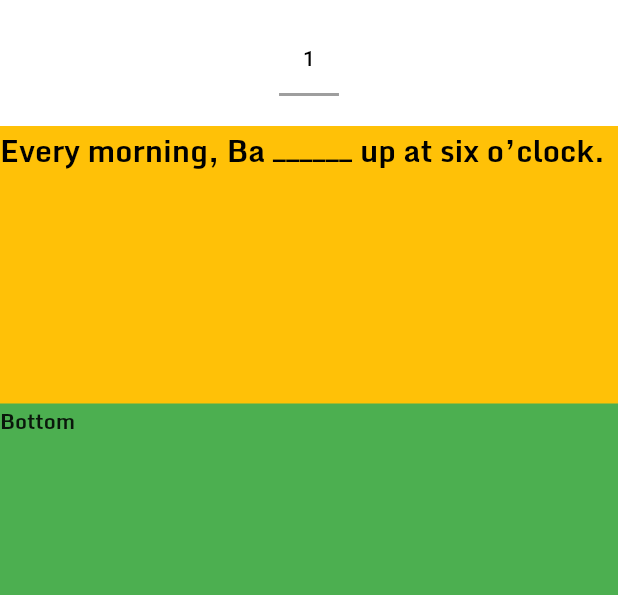
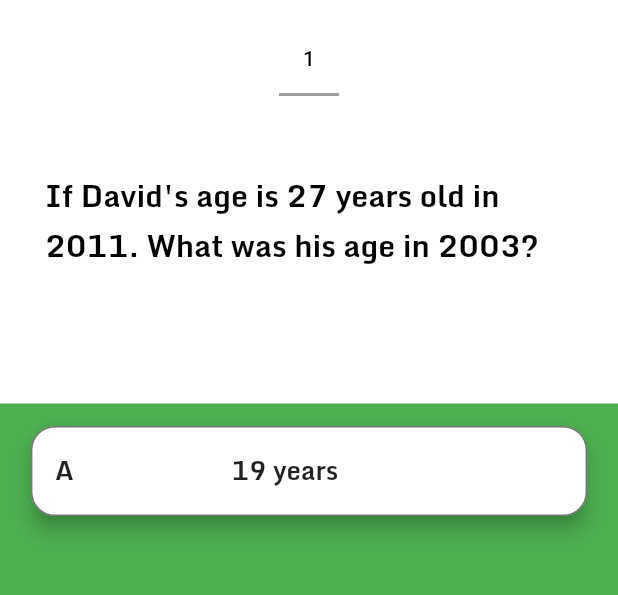
Before and after one commit to nguyenbinhanltv/EnQ, a Flutter app: the Quiz screen opened by its route, on a phone screen of 412 x 824 dp, the part 60-655 px from its top. Run offline on Flutter 3.47's test engine with Material 2 defaults, Android fonts, the phone set to English and light mode, and no system bars; our stand-ins replace animated_text_kit, firebase_auth, flutter_spinkit, flutter_svg, google_sign_in; accounts and stored records are empty.

Commit message:
button answer and title of quiz page

```diff
--- a/lib/const/style.dart
+++ b/lib/const/style.dart
@@ -18,7 +18,6 @@ const TitleStyle = TextStyle(
 const ScriptStyle = TextStyle(
   color: Colors.black,
   fontWeight: FontWeight.normal,
-  decoration: TextDecoration.none,
   fontSize: MediumText,
   fontFamily: FontName,
 );
--- a/lib/pages/quiz.dart
+++ b/lib/pages/quiz.dart
@@ -1,6 +1,5 @@
 import 'package:EnQ/const/size_config.dart';
 import 'package:EnQ/const/style.dart';
-import 'package:flutter/gestures.dart';
 import 'package:flutter/material.dart';
 import 'package:flutter_svg/svg.dart';
 import 'package:EnQ/services/question_service.dart';
@@ -18,101 +17,6 @@ class _QuizState extends State<Quiz> {
       '1',
       textAlign: TextAlign.center,
     )),
-    // new Tab(
-    //     child: Text(
-    //   '2',
-    //   textAlign: TextAlign.center,
-    // )),
-    // new Tab(
-    //     child: Text(
-    //   '3',
-    //   textAlign: TextAlign.center,
-    // )),
-    // new Tab(
-    //     child: Text(
-    //   '4',
-    //   textAlign: TextAlign.center,
-    // )),
-    // new Tab(
-    //     child: Text(
-    //   '5',
-    //   textAlign: TextAlign.center,
-    // )),
-    // new Tab(
-    //     child: Text(
-    //   '6',
-    //   textAlign: TextAlign.center,
-    // )),
-    // new Tab(
-    //     child: Text(
-    //   '7',
-    //   textAlign: TextAlign.center,
-    // )),
-    // new Tab(
-    //     child: Text(
-    //   '8',
-    //   textAlign: TextAlign.center,
-    // )),
-    // new Tab(
-    //     child: Text(
-    //   '9',
-    //   textAlign: TextAlign.center,
-    // )),
-    // new Tab(
-    //     child: Text(
-    //   '10',
-    //   textAlign: TextAlign.center,
-    // )),
-    // new Tab(
-    //     child: Text(
-    //   '11',
-    //   textAlign: TextAlign.center,
-    // )),
-    // new Tab(
-    //     child: Text(
-    //   '12',
-    //   textAlign: TextAlign.center,
-    // )),
-    // new Tab(
-    //     child: Text(
-    //   '13',
-    //   textAlign: TextAlign.center,
-    // )),
-    // new Tab(
-    //     child: Text(
-    //   '14',
-    //   textAlign: TextAlign.center,
-    // )),
-    // new Tab(
-    //     child: Text(
-    //   '15',
-    //   textAlign: TextAlign.center,
-    // )),
-    // new Tab(
-    //     child: Text(
-    //   '16',
-    //   textAlign: TextAlign.center,
-    // )),
-    // new Tab(
-    //     child: Text(
-    //   '17',
-    //   textAlign: TextAlign.center,
-    // )),
-    // new Tab(
-    //     child: Text(
-    //   '18',
-    //   textAlign: TextAlign.center,
-    // )),
-    // new Tab(
-    //     child: Text(
-    //   '19',
-    //   textAlign: TextAlign.center,
-    // )),
-    // new Tab(
-    //     child: Text(
-    //   '20',
-    //   textAlign: TextAlign.center,
-    // )),
   ];
 
   List<Icon> tabView = [
@@ -120,82 +24,6 @@ class _QuizState extends State<Quiz> {
       Icons.notifications,
       color: Colors.black,
     ),
-    // new Icon(
-    //   Icons.notifications,
-    //   color: Colors.black,
-    // ),
-    // new Icon(
-    //   Icons.notifications,
-    //   color: Colors.black,
-    // ),
-    // new Icon(
-    //   Icons.notifications,
-    //   color: Colors.black,
-    // ),
-    // new Icon(
-    //   Icons.notifications,
-    //   color: Colors.black,
-    // ),
-    // new Icon(
-    //   Icons.notifications,
-    //   color: Colors.black,
-    // ),
-    // new Icon(
-    //   Icons.notifications,
-    //   color: Colors.black,
-    // ),
-    // new Icon(
-    //   Icons.notifications,
-    //   color: Colors.black,
-    // ),
-    // new Icon(
-    //   Icons.notifications,
-    //   color: Colors.black,
-    // ),
-    // new Icon(
-    //   Icons.notifications,
-    //   color: Colors.black,
-    // ),
-    // new Icon(
-    //   Icons.notifications,
-    //   color: Colors.black,
-    // ),
-    // new Icon(
-    //   Icons.notifications,
-    //   color: Colors.black,
-    // ),
-    // new Icon(
-    //   Icons.notifications,
-    //   color: Colors.black,
-    // ),
-    // new Icon(
-    //   Icons.notifications,
-    //   color: Colors.black,
-    // ),
-    // new Icon(
-    //   Icons.notifications,
-    //   color: Colors.black,
-    // ),
-    // new Icon(
-    //   Icons.notifications,
-    //   color: Colors.black,
-    // ),
-    // new Icon(
-    //   Icons.notifications,
-    //   color: Colors.black,
-    // ),
-    // new Icon(
-    //   Icons.notifications,
-    //   color: Colors.black,
-    // ),
-    // new Icon(
-    //   Icons.notifications,
-    //   color: Colors.black,
-    // ),
-    // new Icon(
-    //   Icons.notifications,
-    //   color: Colors.black,
-    // ),
   ];
   @override
   Widget build(BuildContext context) {
@@ -240,10 +68,13 @@ class _QuizState extends State<Quiz> {
                   margin: EdgeInsets.only(top: DefaultPaddin),
                   width: SizeConfig.screenWidth,
                   height: SizeConfig.screenHeight * 0.25,
-                  color: Colors.amber,
-                  child: Text(
-                    'Every morning, Ba ______ up at six o’clock.',
-                    style: ScriptStyle,
+                  color: Colors.white,
+                  child: Padding(
+                    padding: EdgeInsets.all(DefaultPaddin * 1.5),
+                    child: Text(
+                      "If David's age is 27 years old in 2011. What was his age in 2003?",
+                      style: ScriptStyle,
+                    ),
                   ),
                 ),
                 Container(
@@ -251,7 +82,36 @@ class _QuizState extends State<Quiz> {
                   width: SizeConfig.screenWidth,
                   height: SizeConfig.screenHeight * 0.6,
                   color: Colors.green,
-                  child: Text('Bottom'),
+                  child: Column(
+                    children: [
+                      Container(
+                        width: SizeConfig.screenWidth * 0.9,
+                        height: 60,
+                        margin: EdgeInsets.only(top: DefaultPaddin * 0.75),
+                        child: RaisedButton(
+                          onPressed: () {},
+                          color: Colors.white,
+                          elevation: 5.0,
+                          shape: RoundedRectangleBorder(
+                            borderRadius:
+                                BorderRadius.circular(DefaultPaddin * 0.8),
+                            side: BorderSide(
+                              color: Colors.black54,
+                            ),
+                          ),
+                          child: Row(
+                            mainAxisAlignment: MainAxisAlignment.start,
+                            children: [
+                              Text('A', style: TextStyle(fontSize: 17.0)),
+                              SizedBox(width: DefaultPaddin * 5.25),
+                              Text('19 years',
+                                  style: TextStyle(fontSize: 17.0)),
+                            ],
+                          ),
+                        ),
+                      ),
+                    ],
+                  ),
                 )
               ],
             ),
```
